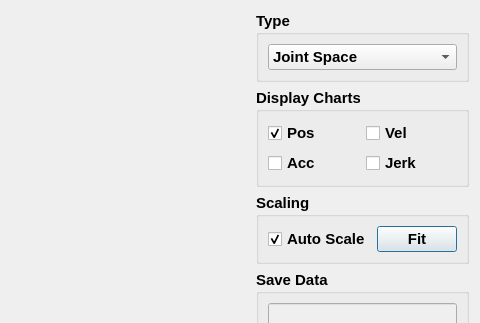
The window that src/PlotDialog.ui (thinkexist1989/rocos-viz) describes before a commit, drawn with Qt 5; both pictures show x 340 to 820 and y 0 to 323 of the 820 by 416 pixel window.
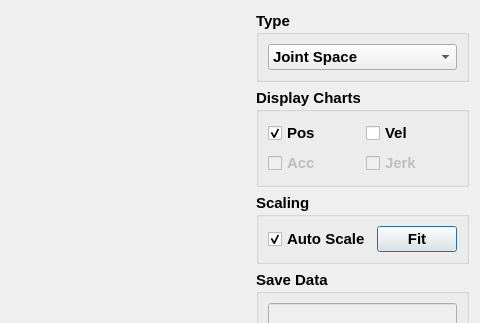
The same window after the commit. Icons and pictures are not drawn. Custom widgets are drawn as their Qt base class.

Patch:
```diff
--- a/src/PlotDialog.ui
+++ b/src/PlotDialog.ui
@@ -162,7 +162,7 @@
         <item row="1" column="0">
          <widget class="QCheckBox" name="accCheck">
           <property name="enabled">
-           <bool>true</bool>
+           <bool>false</bool>
           </property>
           <property name="text">
            <string>Acc</string>
@@ -175,7 +175,7 @@
         <item row="1" column="1">
          <widget class="QCheckBox" name="jerkCheck">
           <property name="enabled">
-           <bool>true</bool>
+           <bool>false</bool>
           </property>
           <property name="text">
            <string>Jerk</string>
```
